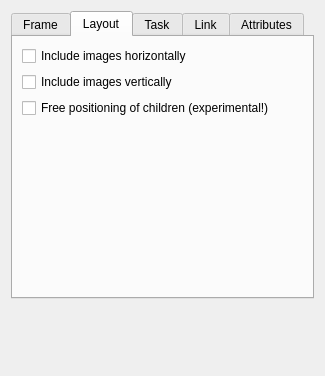
Qt form forms/branchpropeditor.ui (insilmaril/vym) before a commit.
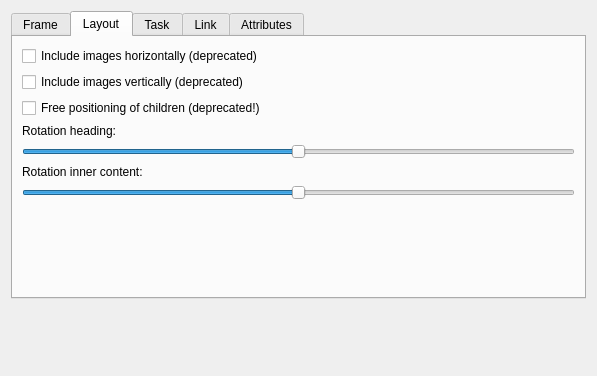
The same form after that commit. The open tabs and pages were chosen to show the change.

Diff of the .ui file:
```diff
--- a/forms/branchpropeditor.ui
+++ b/forms/branchpropeditor.ui
@@ -6,7 +6,7 @@
    <rect>
     <x>0</x>
     <y>0</y>
-    <width>325</width>
+    <width>597</width>
     <height>376</height>
    </rect>
   </property>
@@ -266,26 +266,72 @@
          <item>
           <widget class="QCheckBox" name="incImgHor">
            <property name="text">
-            <string>Include images horizontally</string>
+            <string>Include images horizontally (deprecated)</string>
            </property>
           </widget>
          </item>
          <item>
           <widget class="QCheckBox" name="incImgVer">
            <property name="text">
-            <string>Include images vertically</string>
+            <string>Include images vertically (deprecated)</string>
            </property>
           </widget>
          </item>
          <item>
           <widget class="QCheckBox" name="childrenFreePositioning">
            <property name="text">
-            <string>Free positioning of children (experimental!)</string>
+            <string>Free positioning of children (deprecated!)</string>
            </property>
           </widget>
          </item>
         </layout>
        </item>
+       <item>
+        <widget class="QLabel" name="label_2">
+         <property name="text">
+          <string>Rotation heading:</string>
+         </property>
+        </widget>
+       </item>
+       <item>
+        <widget class="QSlider" name="rotationHeadingSlider">
+         <property name="minimum">
+          <number>-90</number>
+         </property>
+         <property name="maximum">
+          <number>90</number>
+         </property>
+         <property name="singleStep">
+          <number>5</number>
+         </property>
+         <property name="orientation">
+          <enum>Qt::Horizontal</enum>
+         </property>
+        </widget>
+       </item>
+       <item>
+        <widget class="QLabel" name="label_3">
+         <property name="text">
+          <string>Rotation inner content:</string>
+         </property>
+        </widget>
+       </item>
+       <item>
+        <widget class="QSlider" name="rotationInnerContentSlider">
+         <property name="minimum">
+          <number>-90</number>
+         </property>
+         <property name="maximum">
+          <number>90</number>
+         </property>
+         <property name="singleStep">
+          <number>5</number>
+         </property>
+         <property name="orientation">
+          <enum>Qt::Horizontal</enum>
+         </property>
+        </widget>
+       </item>
        <item>
         <spacer>
          <property name="orientation">
```
Left out of the diff: 2 changed lines with no effect on the pictures.
